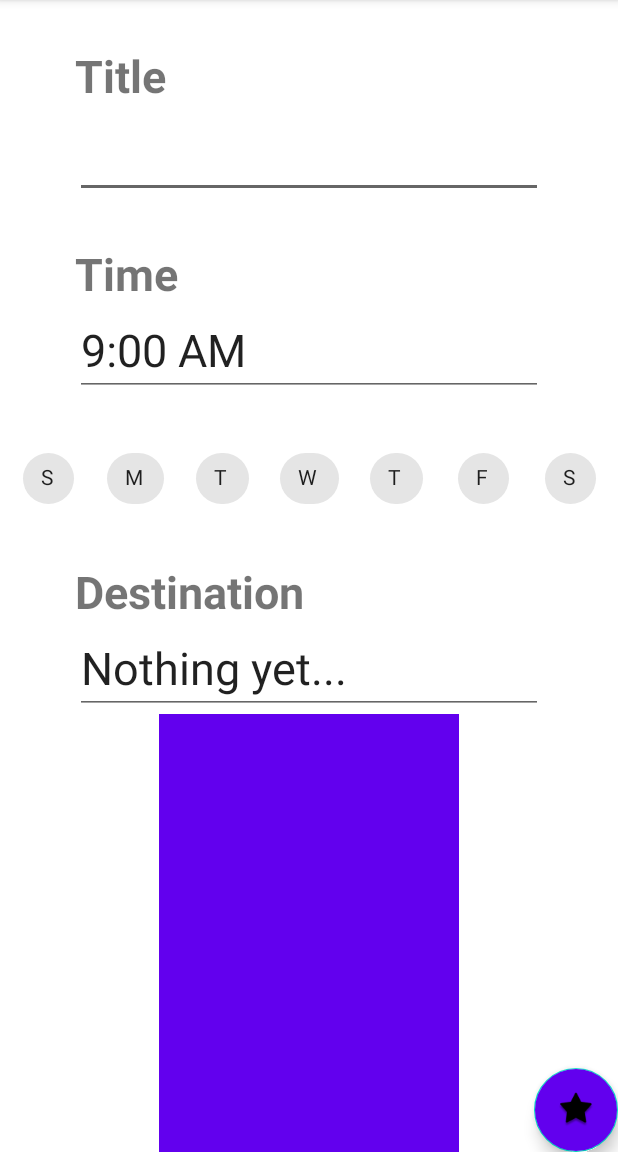
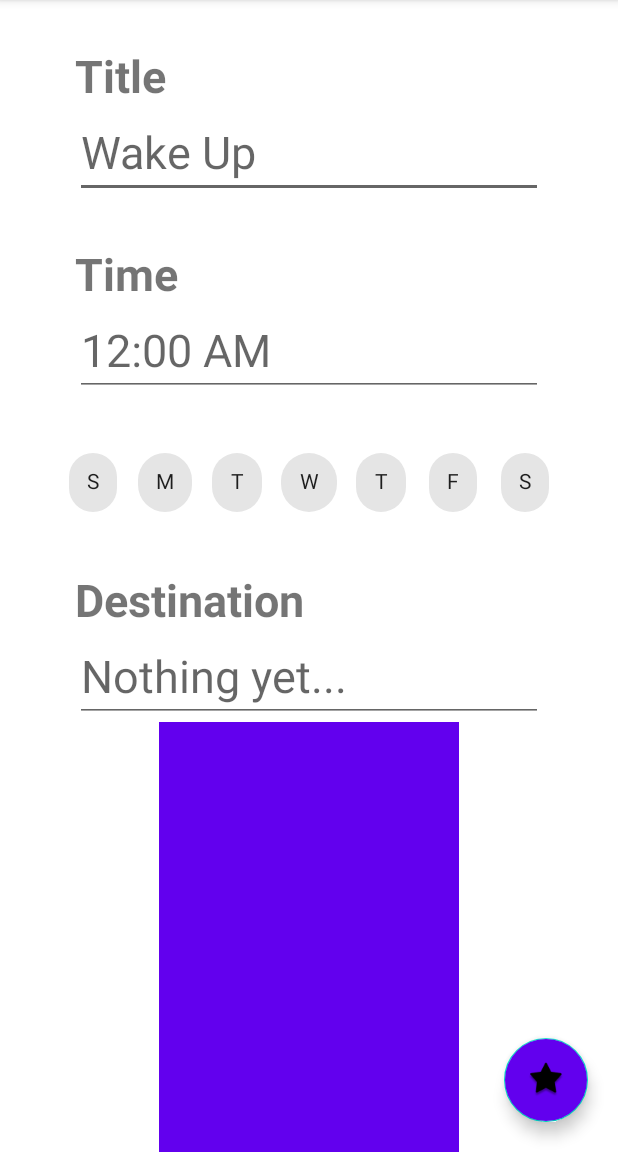
Before and after one commit to CSxCS260/Overtime, an Android app: the AddAlarm screen opened directly, with no data from a screen before it, after a tap on an icon or button, on a phone screen of 412 x 824 dp, the part 84-1236 px from its top. Run offline under Robolectric (Android 15) with nearby library versions, the phone set to English and light mode, and no system bars.

Commit message:
Alarms can be added (through floating action button + "AddAlarm" activity) or removed (long pressing on alarm)

```diff
--- a/app/src/main/AndroidManifest.xml
+++ b/app/src/main/AndroidManifest.xml
@@ -1,10 +1,13 @@
 <?xml version="1.0" encoding="utf-8"?>
 <manifest xmlns:android="http://schemas.android.com/apk/res/android"
+    xmlns:tools="http://schemas.android.com/tools"
     package="com.example.overtime">
 
     <uses-permission android:name="android.permission.ACCESS_FINE_LOCATION" />
     <uses-permission android:name="android.permission.ACCESS_COARSE_LOCATION" />
     <uses-permission android:name="android.permission.INTERNET" />
+    <uses-permission android:name="android.permission.WRITE_EXTERNAL_STORAGE"
+        tools:ignore="ScopedStorage" />
 
     <application
         android:allowBackup="true"
@@ -18,7 +21,7 @@
             android:exported="true" />
         <activity
             android:name=".LoginActivity"
-            android:exported="true"></activity>
+            android:exported="true" />
         <activity
             android:name=".MainActivity"
             android:exported="true">
--- a/app/src/main/java/com/example/overtime/AddAlarm.java
+++ b/app/src/main/java/com/example/overtime/AddAlarm.java
@@ -5,29 +5,44 @@ import androidx.appcompat.app.AppCompatActivity;
 import android.app.TimePickerDialog;
 import android.content.Intent;
 import android.os.Bundle;
+import android.os.Parcelable;
 import android.view.View;
 import android.widget.EditText;
+import android.widget.TextView;
 import android.widget.TimePicker;
+import android.widget.Toast;
 
+import com.google.android.material.chip.Chip;
 import com.google.android.material.chip.ChipGroup;
 import com.google.android.material.floatingactionbutton.FloatingActionButton;
+
+import java.util.ArrayList;
+import java.util.Calendar;
+import java.util.Date;
 
 public class AddAlarm extends AppCompatActivity {
 
     private EditText titleET;
-    private EditText timeET;
+    private TextView timeET;
     private ChipGroup daysOfWeekChips;
+    private Date time;
     private int hour;
     private int minute;
     private FloatingActionButton doneFAB;
+    private String amOrPm;
+    private ArrayList<String> daysOfWeek;
 
     @Override
     protected void onCreate(Bundle savedInstanceState) {
         super.onCreate(savedInstanceState);
+        time = new Date();
+        time.setHours(0);
+        time.setMinutes(0);
         setContentView(R.layout.activity_add_alarm);
         titleET = findViewById(R.id.titleET);
+        titleET.isFocused();
         timeET = findViewById(R.id.timeET);
-        timeET.setText("9:00 AM");
+        timeET.setHint("12:00 AM");
         timeET.setOnClickListener(new View.OnClickListener() {
             @Override
             public void onClick(View v) {
@@ -35,37 +50,95 @@ public class AddAlarm extends AppCompatActivity {
             }
         });
         daysOfWeekChips = findViewById(R.id.daysChipGroup);
+        daysOfWeekChips.setChipSpacing(0);
+        daysOfWeek = new ArrayList<>();
         doneFAB = findViewById(R.id.doneFAB);
         doneFAB.setOnClickListener(new View.OnClickListener() {
             @Override
             public void onClick(View v) {
-                Intent returnIntent = new Intent(AddAlarm.this, MainActivity.class);
-                setResult(100, returnIntent);
+                Intent sendBack = new Intent(AddAlarm.this, MainActivity.class);
+                sendBack.putExtra("title", titleET.getText().toString());
+                sendBack.putExtra("time", time.getTime());
+                sendBack.putExtra("date", time.getTime());
+                sendBack.putExtra("amOrPm", amOrPm);
+                checkChips();
+                sendBack.putExtra("daysOfWeek", daysOfWeek);
+
+                if (titleET.getText().toString().equals("")) {
+                    Toast.makeText(AddAlarm.this, "Whoops, add a title first!", Toast.LENGTH_SHORT).show();
+                }
+                else if(timeET.getText().toString().equals("")){
+                    Toast.makeText(AddAlarm.this, "Whoops, select a time first!", Toast.LENGTH_SHORT).show();
+                }
+                else if(daysOfWeek.isEmpty() || daysOfWeek == null){
+                    Toast.makeText(AddAlarm.this, "Whoops, select a day for the alarm!", Toast.LENGTH_SHORT).show();
+                }
+                else{
+                    setResult(RESULT_OK, sendBack);
+                    finish();
+                }
             }
         });
 
+    }
+
+    private void checkChips() {
+        Chip [] chips = new Chip[7];
+        chips[0] = findViewById(R.id.sundayChip);
+        chips[1] = findViewById(R.id.mondayChip);
+        chips[2] = findViewById(R.id.tuesdayChip);
+        chips[3] = findViewById(R.id.wednesdayChip);
+        chips[4] = findViewById(R.id.thursdayChip);
+        chips[5] = findViewById(R.id.fridayChip);
+        chips[6] = findViewById(R.id.saturdayChip);
+
+        String [] days = new String[7];
+        days[0] = "Sun";
+        days[1] = "Mon";
+        days[2] = "Tues";
+        days[3] = "Wed";
+        days[4] = "Thur";
+        days[5] = "Fri";
+        days[6] = "Sat";
+        for (int i = 0; i < 7; i++){
+            if(chips[i].isChecked()){
+                daysOfWeek.add(days[i]);
+            }
+        }
     }
 
     public void popTimePicker(){
         TimePickerDialog.OnTimeSetListener onTimeSetListener = new TimePickerDialog.OnTimeSetListener() {
             @Override
             public void onTimeSet(TimePicker view, int selectedHour, int selectedMinute) {
-                hour = selectedHour;
-                if(hour != 12) {
+                time.setHours(selectedHour);
+                time.setMinutes(selectedMinute);
+                if(selectedHour != 12 && selectedHour != 0) {
                     hour = selectedHour % 12;
                 }
+                else{
+                    hour = 12;
+                }
                 minute = selectedMinute;
+                String setTime;
                 if (minute<10) {
-                    timeET.setText(hour + ":0" + minute);
+                    setTime = hour + ":0" + minute;
                 }
                 else{
-                    timeET.setText(hour + ":" + minute);
+                    setTime =hour + ":" + minute;
                 }
+                if(selectedHour < 12){
+                    amOrPm = "AM";
+                }
+                else{
+                    amOrPm = "PM";
+                }
+                setTime += " " + amOrPm;
+                timeET.setText(setTime);
             }
         };
 
-        TimePickerDialog timePickerDialog = new TimePickerDialog(this, onTimeSetListener, hour, minute, false);
-        timePickerDialog.setTitle("Select Alarm Time");
+        TimePickerDialog timePickerDialog = new TimePickerDialog(this, onTimeSetListener, time.getHours(), time.getMinutes(), false);
         timePickerDialog.show();
     }
 }
--- a/app/src/main/res/layout/activity_add_alarm.xml
+++ b/app/src/main/res/layout/activity_add_alarm.xml
@@ -26,7 +26,8 @@
         android:layout_marginStart="50dp"
         android:layout_marginEnd="50dp"
         android:backgroundTint="@color/material_on_surface_emphasis_medium"
-        android:textSize="30dp"/>
+        android:textSize="30dp"
+        android:hint="Wake Up"/>
 
 
     <TextView
@@ -41,7 +42,7 @@
         android:text="Time"
         android:textSize="30dp"
         android:textStyle="bold"/>
-    <EditText
+    <TextView
         android:id="@+id/timeET"
         android:layout_width="match_parent"
         android:layout_height="wrap_content"
@@ -49,8 +50,11 @@
         android:layout_marginStart="50dp"
         android:layout_marginEnd="50dp"
         android:backgroundTint="@color/material_on_surface_emphasis_medium"
-        android:textSize="30dp"
-        android:editable="false"/>
+        android:textSize="30sp"
+        android:textColor="@color/white"
+        android:editable="false"
+        android:background="?attr/editTextBackground"
+        />
 
     <com.google.android.material.chip.ChipGroup
         android:id="@+id/daysChipGroup"
@@ -59,56 +63,64 @@
         app:layout_constraintTop_toBottomOf="@id/timeET"
         app:layout_constraintStart_toStartOf="parent"
         app:layout_constraintEnd_toEndOf="parent"
-        android:layout_marginTop="30dp">
+        android:layout_marginTop="30dp"
+        app:flow_horizontalAlign="center">
         <com.google.android.material.chip.Chip
             android:id="@+id/sundayChip"
-            android:layout_width="50dp"
-            android:layout_height="50dp"
+            android:layout_width="wrap_content"
+            android:layout_height="55dp"
+            android:textAlignment="center"
             style="@style/Widget.MaterialComponents.Chip.Filter"
             android:text="S"
-            app:checkedIconVisible="false"/>
+            app:checkedIconTint="@color/white"/>
         <com.google.android.material.chip.Chip
             android:id="@+id/mondayChip"
-            android:layout_width="50dp"
-            android:layout_height="50dp"
+            android:layout_width="wrap_content"
+            android:layout_height="55dp"
+            android:textAlignment="center"
             style="@style/Widget.MaterialComponents.Chip.Filter"
             android:text="M"
-            app:checkedIconVisible="false"/>
+            app:checkedIconTint="@color/white"/>
         <com.google.android.material.chip.Chip
             android:id="@+id/tuesdayChip"
-            android:layout_width="50dp"
-            android:layout_height="50dp"
+            android:layout_width="wrap_content"
+            android:layout_height="55dp"
+            android:textAlignment="center"
             style="@style/Widget.MaterialComponents.Chip.Filter"
             android:text="T"
-            app:checkedIconVisible="false"/>
+            app:checkedIconTint="@color/white"/>
         <com.google.android.material.chip.Chip
             android:id="@+id/wednesdayChip"
-            android:layout_width="50dp"
-            android:layout_height="50dp"
+            android:layout_width="wrap_content"
+            android:layout_height="55dp"
+            android:textAlignment="center"
             style="@style/Widget.MaterialComponents.Chip.Filter"
             android:text="W"
-            app:checkedIconVisible="false"/>
+            app:checkedIconTint="@color/white"/>
         <com.google.android.material.chip.Chip
             android:id="@+id/thursdayChip"
-            android:layout_width="50dp"
-            android:layout_height="50dp"
+            android:layout_width="wrap_content"
+            android:layout_height="55dp"
+            android:textAlignment="center"
             style="@style/Widget.MaterialComponents.Chip.Filter"
             android:text="T"
-            app:checkedIconVisible="false"/>
+            app:checkedIconTint="@color/white"/>
         <com.google.android.material.chip.Chip
             android:id="@+id/fridayChip"
-            android:layout_width="50dp"
-            android:layout_height="50dp"
+            android:layout_width="wrap_content"
+            android:layout_height="55dp"
+            android:textAlignment="center"
             style="@style/Widget.MaterialComponents.Chip.Filter"
             android:text="F"
-            app:checkedIconVisible="false"/>
+            app:checkedIconTint="@color/white"/>
         <com.google.android.material.chip.Chip
             android:id="@+id/saturdayChip"
-            android:layout_width="50dp"
-            android:layout_height="50dp"
+            android:layout_width="wrap_content"
+            android:layout_height="55dp"
+            android:textAlignment="center"
             style="@style/Widget.MaterialComponents.Chip.Filter"
             android:text="S"
-            app:checkedIconVisible="false"/>
+            app:checkedIconTint="@color/white"/>
     </com.google.android.material.chip.ChipGroup>
 
 
@@ -133,7 +145,9 @@
         android:layout_marginEnd="50dp"
         android:backgroundTint="@color/material_on_surface_emphasis_medium"
         android:textSize="30dp"
-        android:text="Nothing yet..."
+        android:hint="Nothing yet..."
+        android:textColor="@color/white"
+        android:background="?attr/editTextBackground"
         android:editable="false"/>
 
     <com.google.android.gms.maps.MapView
@@ -159,5 +173,6 @@
         app:layout_constraintEnd_toEndOf="parent"
         app:layout_constraintBottom_toBottomOf="parent"
         android:backgroundTint="@color/purple_500"
-        android:src="@android:drawable/star_big_off"/>
+        android:src="@android:drawable/star_big_off"
+        android:layout_margin="20dp"/>
 </androidx.constraintlayout.widget.ConstraintLayout>
```
Also changed, not shown: app/build.gradle (+7 -0 lines), app/src/main/java/com/example/overtime/Adapter.java (+34 -2 lines), app/src/main/java/com/example/overtime/Alarm.java (+5 -4 lines), app/src/main/java/com/example/overtime/MainActivity.java (+65 -10 lines).
